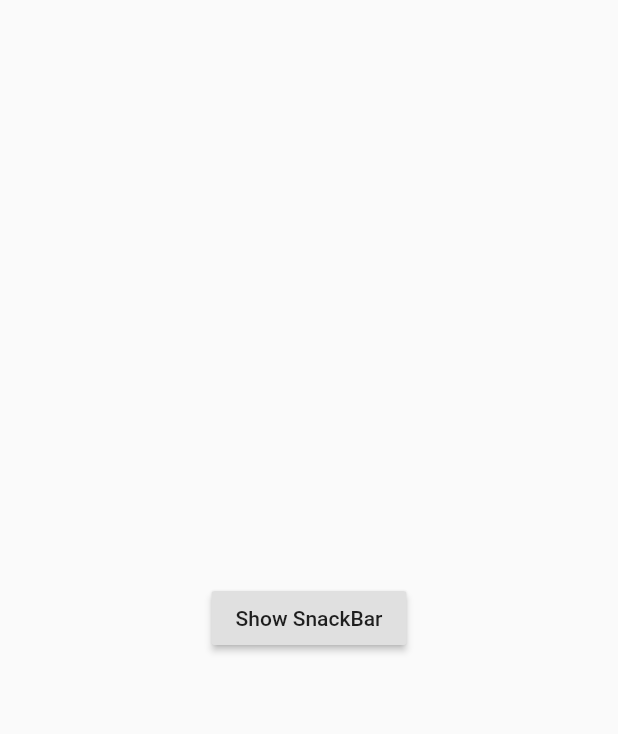
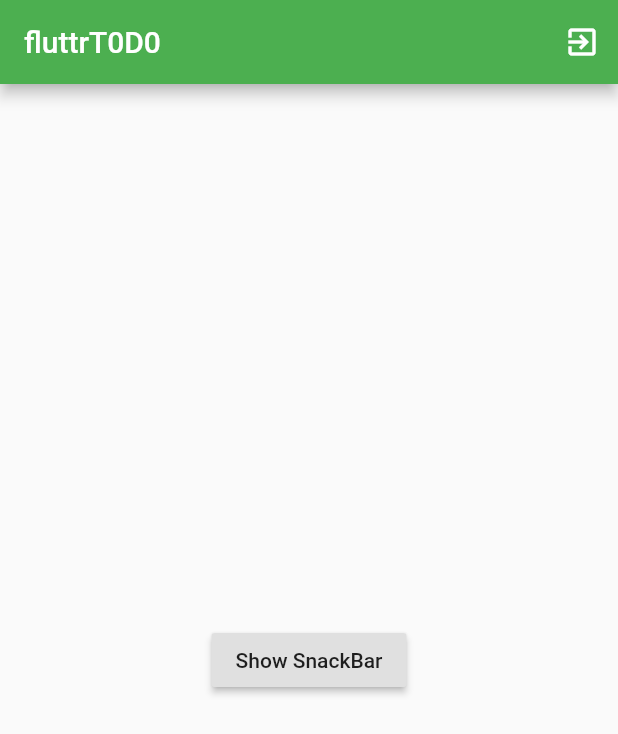
Before and after one commit to evansmwenda/flutterTODO, a Flutter app: the screen it shows once a user with an empty profile is signed in, on a phone screen of 412 x 824 dp. Shown: the top 734 px of the screen. Run offline on Flutter 3.47's test engine with Material 2 defaults, Android fonts, the phone set to English and light mode, and no system bars; our stand-ins replace cloud_firestore, firebase_auth, firebase_core; accounts and stored records are empty; network calls fail.

Commit message:
added login/logout logic

```diff
--- a/lib/screens/home.dart
+++ b/lib/screens/home.dart
@@ -1,6 +1,7 @@
 import 'package:cloud_firestore/cloud_firestore.dart';
 import 'package:firebase_auth/firebase_auth.dart';
 import 'package:flutter/material.dart';
+import 'package:fluttertodo/services/auth.dart';
 
 class Home extends StatefulWidget {
   final FirebaseAuth auth ;
@@ -21,6 +22,18 @@ class _HomeState extends State<Home> {
   @override
   Widget build(BuildContext context) {
     return  Scaffold(
+      appBar: AppBar(
+        title: Text("fluttrT0D0"),
+        actions: <Widget>[
+          IconButton(
+            onPressed: () async {
+              final String retVal =
+              await Auth(auth: widget.auth).signOut();
+            },
+            icon: Icon(Icons.exit_to_app),
+          )
+        ],
+      ),
       body:  Builder(
         builder: (context) => Center(
           child: RaisedButton(
--- a/lib/screens/login.dart
+++ b/lib/screens/login.dart
@@ -46,7 +46,8 @@ class _LoginState extends State<Login> {
         title: Text("fluttrT0D0"),
         // Set the background color of the App Bar
       ),
-      body: Container(
+      body: Builder(
+        builder: (context) => Container(
           color: Colors.white,
           child: ListView(
             padding: EdgeInsets.all(30.0),
@@ -167,6 +168,7 @@ class _LoginState extends State<Login> {
                                   idController.clear();
                                   pinController.clear;
                                 } else {
+                                  Scaffold.of(context).showSnackBar(SnackBar(content: Text(retVal),),);
                                   debugPrint('defcon: $retVal');
 //                                      Scaffold.of(context).showSnackBar(
 //                                        SnackBar(
@@ -204,6 +206,7 @@ class _LoginState extends State<Login> {
                                   idController.clear();
                                   pinController.clear;
                                 } else {
+                                  Scaffold.of(context).showSnackBar(SnackBar(content: Text(retVal),),);
                                   debugPrint('defcon: $retVal');
 //                                      Scaffold.of(context).showSnackBar(
 //                                        SnackBar(
@@ -254,6 +257,7 @@ class _LoginState extends State<Login> {
             ],
           ),
         ),
+      ),
     );
   }
 }
```
Lines whose indentation alone changed are shown as unchanged.
